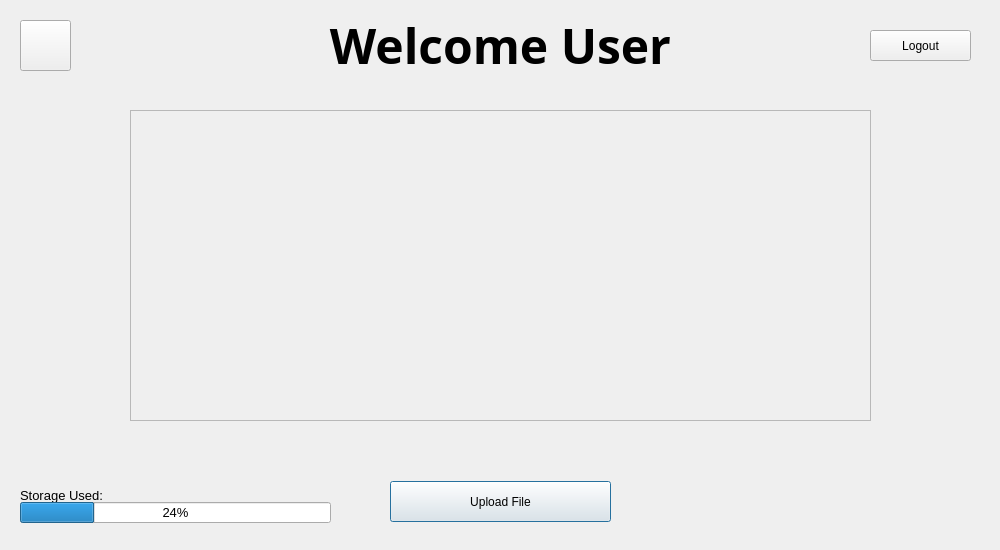
This is Main/client/gui/ui/user.ui in SuperName3102/Final-Project as Qt 5 draws it before an edit. The edited form follows.
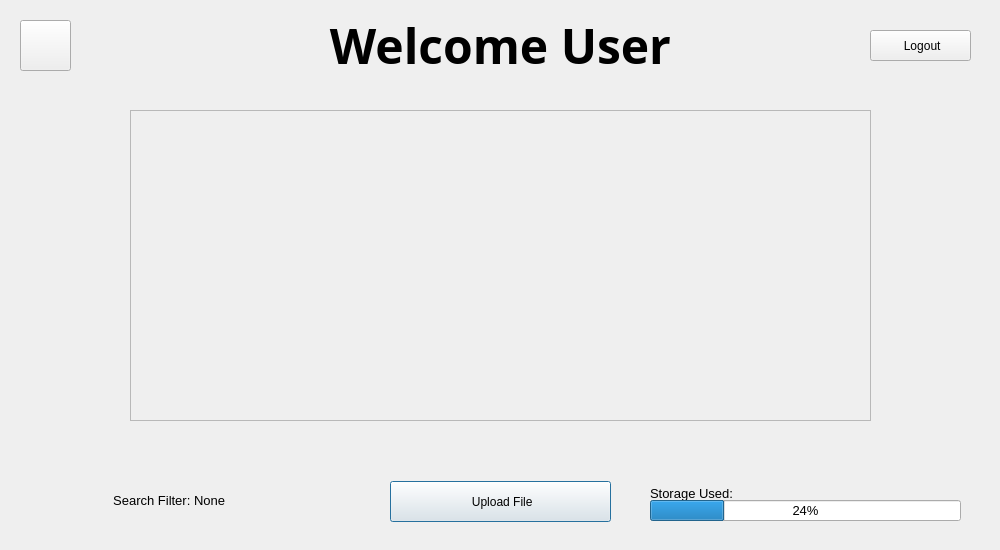
This is the edited form.

Diff of the .ui file:
```diff
--- a/Main/client/gui/ui/user.ui
+++ b/Main/client/gui/ui/user.ui
@@ -85,7 +85,7 @@
      <string notr="true"/>
     </property>
     <property name="text">
-     <string>Logout</string>
+     <string> Logout</string>
     </property>
     <property name="iconSize">
      <size>
@@ -107,7 +107,7 @@
      <string notr="true"/>
     </property>
     <property name="text">
-     <string>Upload File</string>
+     <string> Upload File</string>
     </property>
     <property name="iconSize">
      <size>
@@ -191,8 +191,8 @@
    <widget class="QLabel" name="storage_label">
     <property name="geometry">
      <rect>
-      <x>20</x>
-      <y>480</y>
+      <x>650</x>
+      <y>478</y>
       <width>271</width>
       <height>31</height>
      </rect>
@@ -209,8 +209,8 @@
    <widget class="QProgressBar" name="storage_remaining">
     <property name="geometry">
      <rect>
-      <x>20</x>
-      <y>502</y>
+      <x>650</x>
+      <y>500</y>
       <width>311</width>
       <height>21</height>
      </rect>
@@ -224,6 +224,30 @@
      <number>24</number>
     </property>
    </widget>
+   <widget class="QPushButton" name="search">
+    <property name="geometry">
+     <rect>
+      <x>30</x>
+      <y>480</y>
+      <width>271</width>
+      <height>41</height>
+     </rect>
+    </property>
+    <property name="font">
+     <font>
+      <pointsize>10</pointsize>
+     </font>
+    </property>
+    <property name="text">
+     <string>  Search Filter: None</string>
+    </property>
+    <property name="autoRepeat">
+     <bool>false</bool>
+    </property>
+    <property name="flat">
+     <bool>true</bool>
+    </property>
+   </widget>
   </widget>
  </widget>
  <resources/>
```
